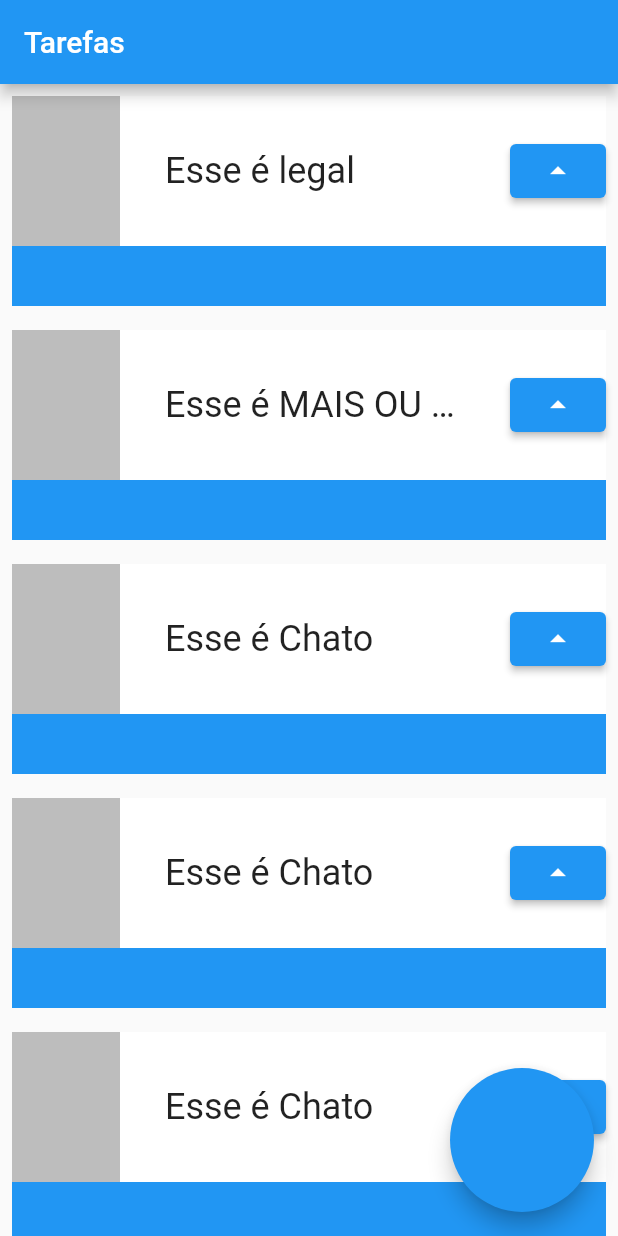
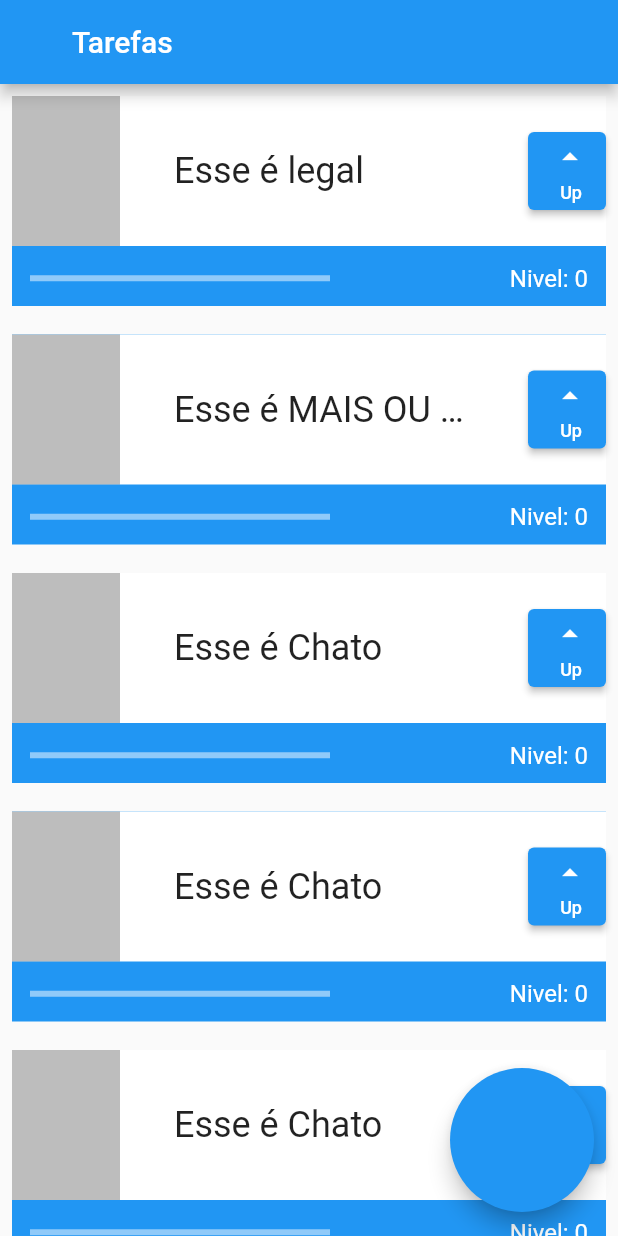
Before and after one commit to GabrielNatan/first_flutter_app, a Flutter app: the screen it shows after launch, on a phone screen of 412 x 824 dp. Run offline on Flutter 3.47's test engine with Material 2 defaults, Android fonts, the phone set to English and light mode, and no system bars.

Commit message:
chanhe btn

```diff
--- a/lib/main.dart
+++ b/lib/main.dart
@@ -16,7 +16,10 @@ class MyApp extends StatelessWidget {
       ),
       home: Scaffold(
         appBar: AppBar(
-          title: Text('Tarefas'),
+          title: Padding(
+            padding: const EdgeInsets.only(left: 32),
+            child: Text('Tarefas'),
+          ),
         ),
         body: ListView(children: [
           Task('Esse é legal'),
@@ -29,22 +32,6 @@ class MyApp extends StatelessWidget {
           Task('Esse é MAIS OU MENOS'),
           Task('Esse é Chato'),
           Task('Esse é Chato'),
-          Task('Esse é Chato'),
-          Task('Esse é Chato'),
-          Task('Esse é Chato'),
-          Task('Esse é legal'),
-          Task('Esse é MAIS OU MENOS'),
-          Task('Esse é Chato'),
-          Task('Esse é Chato'),
-          Task('Esse é Chato'),
-          Task('Esse é Chato'),
-          Task('Esse é Chato'),
-          Task('Esse é MAIS OU MENOS'),
-          Task('Esse é Chato'),
-          Task('Esse é Chato'),
-          Task('Esse é Chato'),
-          Task('Esse é Chato'),
-          Task('Esse é Chato'),
         ]),
         floatingActionButton: FloatingActionButton.large(onPressed: () {
           print("console.log é melhor");
@@ -54,9 +41,17 @@ class MyApp extends StatelessWidget {
   }
 }
 
-class Task extends StatelessWidget {
+class Task extends StatefulWidget {
   final String nome;
-  const Task(this.nome, {super.key});
+
+  const Task(this.nome, {Key? key}) : super(key: key);
+
+  @override
+  State<Task> createState() => _TaskState();
+}
+
+class _TaskState extends State<Task> {
+  int nivel = 0;
 
   @override
   Widget build(BuildContext context) {
@@ -69,6 +64,8 @@ class Task extends StatelessWidget {
                 color: Colors.blue,
                 height: 140,
               ),
+              Column(
+                children: [
                   Container(
                     color: Colors.white,
                     height: 100,
@@ -83,16 +80,57 @@ class Task extends StatelessWidget {
                           Container(
                               width: 200,
                               child: Text(
-                          nome,
+                                widget.nome,
                                 style: TextStyle(
                                     fontSize: 24,
-                            overflow: TextOverflow.ellipsis
-                          ),
+                                    overflow: TextOverflow.ellipsis),
                               )),
+                              Container(
+                                width: 52,
+                                height: 52,
+                                child:
                           ElevatedButton(
-                          onPressed: () {}, child: Icon(Icons.arrow_drop_up))
+                              onPressed: () {
+                                setState(() {
+                                  nivel++;
+                                });
+                                print(nivel);
+                              },
+                              child: Column(
+                                mainAxisAlignment: MainAxisAlignment.spaceEvenly,
+                                crossAxisAlignment: CrossAxisAlignment.end,
+                                children: [
+                                Icon(Icons.arrow_drop_up),
+                                Text(
+                                  'Up',
+                                  style: TextStyle(fontSize: 12),
+                                )
+                              ])),
+                            )
                         ]),
                   ),
+                  Row(
+                    mainAxisAlignment: MainAxisAlignment.spaceBetween,
+                    crossAxisAlignment: CrossAxisAlignment.center,
+                    children: [
+                      Padding(
+                        padding: const EdgeInsets.all(12),
+                        child: Container(
+                            width: 200,
+                            child: LinearProgressIndicator(
+                                color: Colors.white, value: nivel / 10)),
+                      ),
+                      Padding(
+                        padding: const EdgeInsets.all(12),
+                        child: Text(
+                          'Nivel: $nivel',
+                          style: TextStyle(color: Colors.white, fontSize: 16),
+                        ),
+                      )
+                    ],
+                  )
+                ],
+              )
             ],
           ),
         ));
```
Lines whose indentation alone changed are shown as unchanged.
